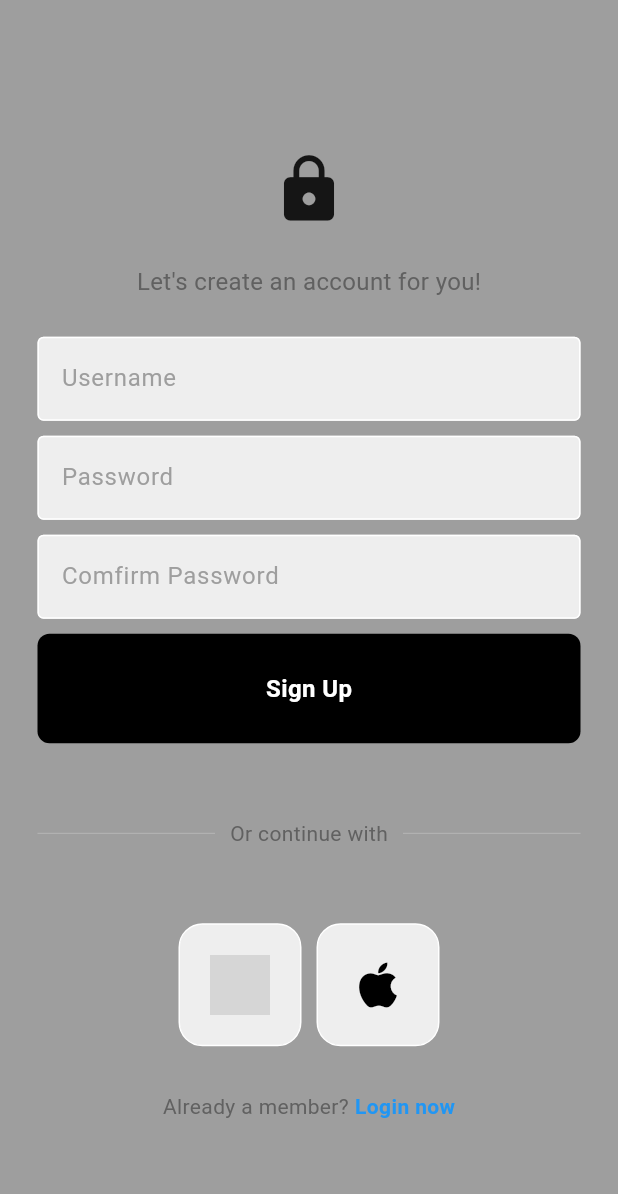
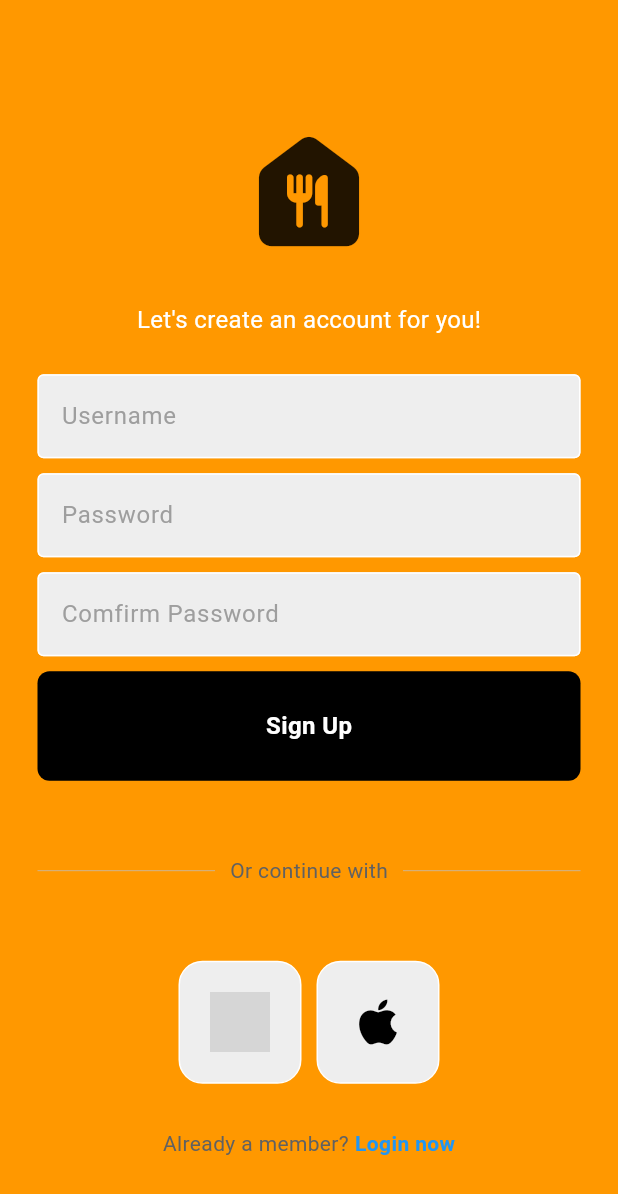
Before and after one commit to hpzynha/auth_project, a Flutter app: the screen it shows after launch, after a tap on "Register now", on a phone screen of 412 x 824 dp. Shown: the top 1194 px of the screen. Run offline on Flutter 3.47's test engine with Material 3 defaults, Android fonts, the phone set to English and light mode, and no system bars; our stand-ins replace firebase_auth, firebase_core, google_sign_in; accounts and stored records are empty; network calls fail; grey boxes are pictures that could not be loaded.

Commit message:
fixing some UI

```diff
--- a/lib/pages/login_page.dart
+++ b/lib/pages/login_page.dart
@@ -71,7 +71,7 @@ class _LoginPageState extends State<LoginPage> {
   @override
   Widget build(BuildContext context) {
     return Scaffold(
-      backgroundColor: Colors.grey,
+      backgroundColor: Colors.orange,
       body: SafeArea(
         child: Center(
           child: SingleChildScrollView(
@@ -80,14 +80,14 @@ class _LoginPageState extends State<LoginPage> {
               children: [
                 const SizedBox(height: 50),
                 const Icon(
-                  Icons.lock,
+                  Icons.food_bank_rounded,
                   size: 100,
                 ),
                 const SizedBox(height: 50),
-                Text(
+                const Text(
                   'Welcome back you\'ve been missed!',
                   style: TextStyle(
-                    color: Colors.grey[700],
+                    color: Colors.white,
                     fontSize: 16,
                   ),
                 ),
@@ -118,6 +118,7 @@ class _LoginPageState extends State<LoginPage> {
                     ],
                   ),
                 ),
+                const SizedBox(height: 10),
                 MyButton(
                   text: 'Sign In',
                   onTap: signUserIn,
--- a/lib/pages/register_page.dart
+++ b/lib/pages/register_page.dart
@@ -78,7 +78,7 @@ class _RegisterPageState extends State<RegisterPage> {
   @override
   Widget build(BuildContext context) {
     return Scaffold(
-      backgroundColor: Colors.grey,
+      backgroundColor: Colors.orange,
       body: SafeArea(
         child: Center(
           child: SingleChildScrollView(
@@ -86,12 +86,12 @@ class _RegisterPageState extends State<RegisterPage> {
               mainAxisAlignment: MainAxisAlignment.center,
               children: [
                 const SizedBox(height: 25),
-                const Icon(Icons.lock, size: 50),
+                const Icon(Icons.food_bank_rounded, size: 100),
                 const SizedBox(height: 25),
-                Text(
+                const Text(
                   'Let\'s create an account for you!',
                   style: TextStyle(
-                    color: Colors.grey[700],
+                    color: Colors.white,
                     fontSize: 16,
                   ),
                 ),
```
